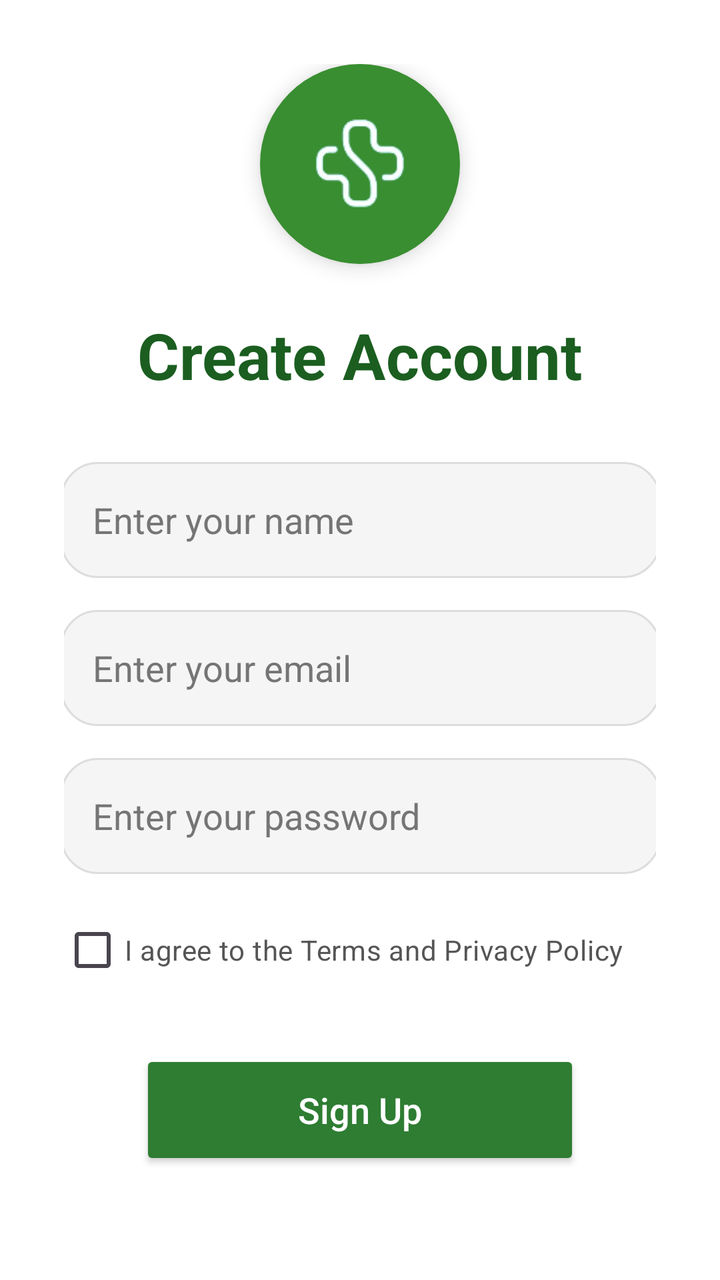
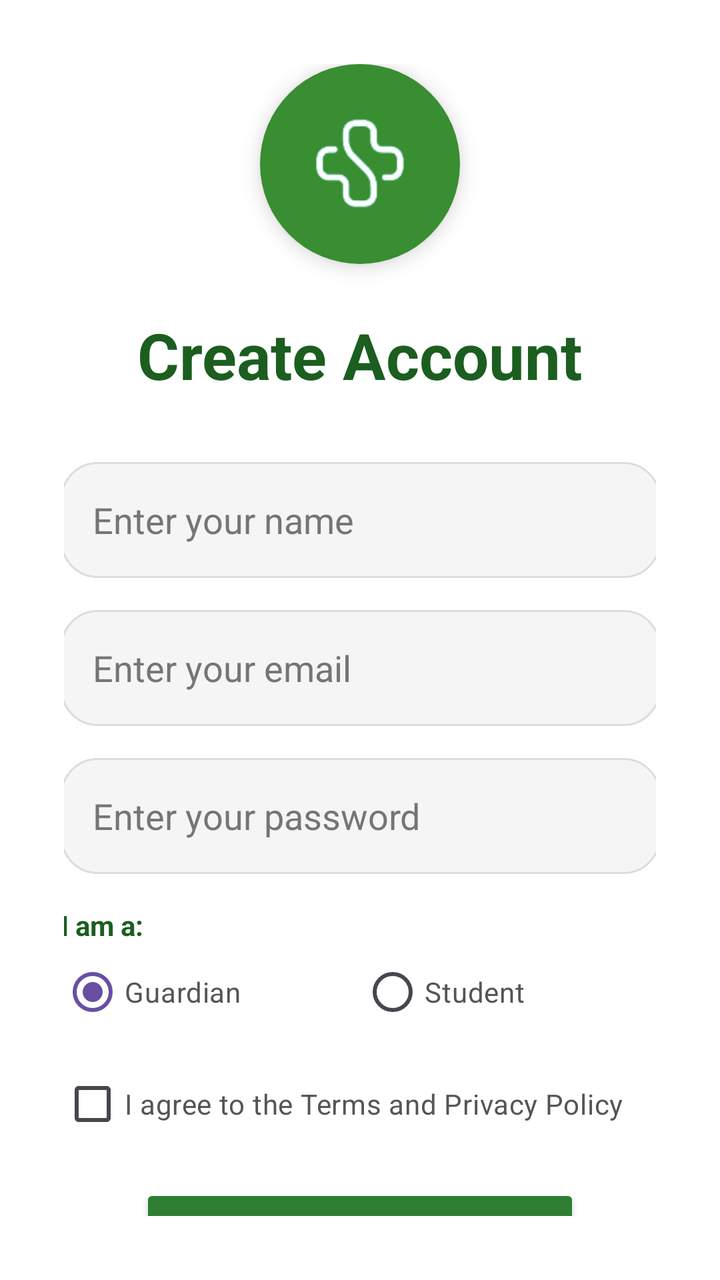

The first picture is an Android layout as it rendered before a commit; the second is the same layout after the commit. The layout source and the unified diff follow.
<!-- AndroidManifest.xml: application theme Theme.CareLink -->
<!-- res/layout/activity_sign_up.xml -->
<?xml version="1.0" encoding="utf-8"?>
<androidx.constraintlayout.widget.ConstraintLayout
    xmlns:android="http://schemas.android.com/apk/res/android"
    xmlns:app="http://schemas.android.com/apk/res-auto"
    android:id="@+id/main"
    android:layout_width="match_parent"
    android:layout_height="match_parent"
    android:background="@android:color/white"
    android:padding="32dp">

    
    <ImageView
        android:id="@+id/icon"
        android:layout_width="100dp"
        android:layout_height="100dp"
        android:src="@drawable/intro_logo"
        android:background="@drawable/circle_green_112"
        android:elevation="6dp"
        android:padding="14dp"
        app:layout_constraintTop_toTopOf="parent"
        app:layout_constraintBottom_toTopOf="@id/title"
        app:layout_constraintStart_toStartOf="parent"
        app:layout_constraintEnd_toEndOf="parent"
        app:layout_constraintVertical_chainStyle="packed"/>

    
    <TextView
        android:id="@+id/title"
        android:layout_width="wrap_content"
        android:layout_height="wrap_content"
        android:text="Create Account"
        android:textColor="#1B5E20"
        android:textSize="32sp"
        android:textStyle="bold"
        android:layout_marginTop="24dp"
        app:layout_constraintTop_toBottomOf="@id/icon"
        app:layout_constraintStart_toStartOf="parent"
        app:layout_constraintEnd_toEndOf="parent"/>

    
    <EditText
        android:id="@+id/inputName"
        android:layout_width="300dp"
        android:layout_height="58dp"
        android:hint="Enter your name"
        android:inputType="textPersonName"
        android:textColor="#000000"
        android:textColorHint="#757575"
        android:padding="16dp"
        android:background="@drawable/rounded_input"
        android:layout_marginTop="32dp"
        app:layout_constraintTop_toBottomOf="@id/title"
        app:layout_constraintStart_toStartOf="parent"
        app:layout_constraintEnd_toEndOf="parent"/>

    
    <EditText
        android:id="@+id/inputEmail"
        android:layout_width="300dp"
        android:layout_height="58dp"
        android:hint="Enter your email"
        android:inputType="textEmailAddress"
        android:textColor="#000000"
        android:textColorHint="#757575"
        android:padding="16dp"
        android:background="@drawable/rounded_input"
        android:layout_marginTop="16dp"
        app:layout_constraintTop_toBottomOf="@id/inputName"
        app:layout_constraintStart_toStartOf="parent"
        app:layout_constraintEnd_toEndOf="parent"/>

    
    <EditText
        android:id="@+id/inputPassword"
        android:layout_width="300dp"
        android:layout_height="58dp"
        android:hint="Enter your password"
        android:inputType="textPassword"
        android:textColor="#000000"
        android:textColorHint="#757575"
        android:padding="16dp"
        android:background="@drawable/rounded_input"
        android:layout_marginTop="16dp"
        app:layout_constraintTop_toBottomOf="@id/inputEmail"
        app:layout_constraintStart_toStartOf="parent"
        app:layout_constraintEnd_toEndOf="parent"/>

    
    <CheckBox
        android:id="@+id/checkTerms"
        android:layout_width="300dp"
        android:layout_height="wrap_content"
        android:text="I agree to the Terms and Privacy Policy"
        android:textColor="#555555"
        android:layout_marginTop="14dp"
        app:layout_constraintTop_toBottomOf="@id/inputPassword"
        app:layout_constraintStart_toStartOf="parent"
        app:layout_constraintEnd_toEndOf="parent"/>

    
    <Button
        android:id="@+id/btnSignUp"
        android:layout_width="220dp"
        android:layout_height="60dp"
        android:text="Sign Up"
        android:textSize="18sp"
        android:textAllCaps="false"
        android:textColor="@android:color/white"
        android:backgroundTint="#2E7D32"
        android:elevation="4dp"
        android:layout_marginTop="26dp"
        app:cornerRadius="20dp"
        app:layout_constraintTop_toBottomOf="@id/checkTerms"
        app:layout_constraintStart_toStartOf="parent"
        app:layout_constraintEnd_toEndOf="parent"/>

    
    <TextView
        android:id="@+id/tvLogin"
        android:layout_width="wrap_content"
        android:layout_height="wrap_content"
        android:text="Already have an account? Login"
        android:textColor="#2E7D32"
        android:textStyle="bold"
        android:layout_marginTop="20dp"
        app:layout_constraintTop_toBottomOf="@id/btnSignUp"
        app:layout_constraintStart_toStartOf="parent"
        app:layout_constraintEnd_toEndOf="parent"/>

</androidx.constraintlayout.widget.ConstraintLayout>
<!-- resources referenced by this layout -->
<resources>
  <!-- drawable circle_green_112 (drawable) -->
  <shape xmlns:android="http://schemas.android.com/apk/res/android"
      android:shape="oval">
      <solid android:color="#388E30"/>   
      <size
          android:width="112dp"
          android:height="112dp"/>
  </shape>
  <!-- drawable intro_logo: png bitmap (drawable, 6224 bytes) -->
  <!-- drawable rounded_input (drawable) -->
  <shape xmlns:android="http://schemas.android.com/apk/res/android">
      <solid android:color="#F5F5F5"/>
      <corners android:radius="18dp"/>
      <stroke android:width="1dp" android:color="#DDDDDD"/>
  </shape>
  <style name="Theme.CareLink" parent="Base.Theme.CareLink" />
  <style name="Base.Theme.CareLink" parent="Theme.Material3.DayNight.NoActionBar">
          <item name="android:statusBarColor">@color/green</item>
          <item name="android:windowLightStatusBar">false</item>
      </style>
  <color name="green">#4CAF50</color>
</resources>

<!-- the commit's change to res/layout/activity_sign_up.xml (unified diff, before → after) -->
@@ -86,14 +86,55 @@
         app:layout_constraintEnd_toEndOf="parent"/>
 
     
+    <TextView
+        android:id="@+id/tvRoleTitle"
+        android:layout_width="wrap_content"
+        android:layout_height="wrap_content"
+        android:text="I am a:"
+        android:textColor="#1B5E20"
+        android:textStyle="bold"
+        android:layout_marginTop="16dp"
+        app:layout_constraintTop_toBottomOf="@id/inputPassword"
+        app:layout_constraintStart_toStartOf="@id/inputPassword"/>
+
+    <RadioGroup
+        android:id="@+id/rgRole"
+        android:layout_width="300dp"
+        android:layout_height="wrap_content"
+        android:orientation="horizontal"
+        app:layout_constraintTop_toBottomOf="@id/tvRoleTitle"
+        app:layout_constraintStart_toStartOf="parent"
+        app:layout_constraintEnd_toEndOf="parent">
+
+        <RadioButton
+            android:id="@+id/rbGuardian"
+            android:layout_width="0dp"
+            android:layout_weight="1"
+            android:layout_height="wrap_content"
+            android:text="Guardian"
+            android:checked="true"
+            android:buttonTint="#2E7D32"
+            android:textColor="#555555"/>
+
+        <RadioButton
+            android:id="@+id/rbStudent"
+            android:layout_width="0dp"
+            android:layout_weight="1"
+            android:layout_height="wrap_content"
+            android:text="Student"
+            android:buttonTint="#2E7D32"
+            android:textColor="#555555"/>
+    </RadioGroup>
+
+    
     <CheckBox
         android:id="@+id/checkTerms"
         android:layout_width="300dp"
         android:layout_height="wrap_content"
         android:text="I agree to the Terms and Privacy Policy"
         android:textColor="#555555"
-        android:layout_marginTop="14dp"
-        app:layout_constraintTop_toBottomOf="@id/inputPassword"
+        android:layout_marginTop="8dp"
+        app:layout_constraintTop_toBottomOf="@id/rgRole"
         app:layout_constraintStart_toStartOf="parent"
         app:layout_constraintEnd_toEndOf="parent"/>
 
@@ -108,7 +149,7 @@
         android:textColor="@android:color/white"
         android:backgroundTint="#2E7D32"
         android:elevation="4dp"
-        android:layout_marginTop="26dp"
+        android:layout_marginTop="16dp"
         app:cornerRadius="20dp"
         app:layout_constraintTop_toBottomOf="@id/checkTerms"
         app:layout_constraintStart_toStartOf="parent"
